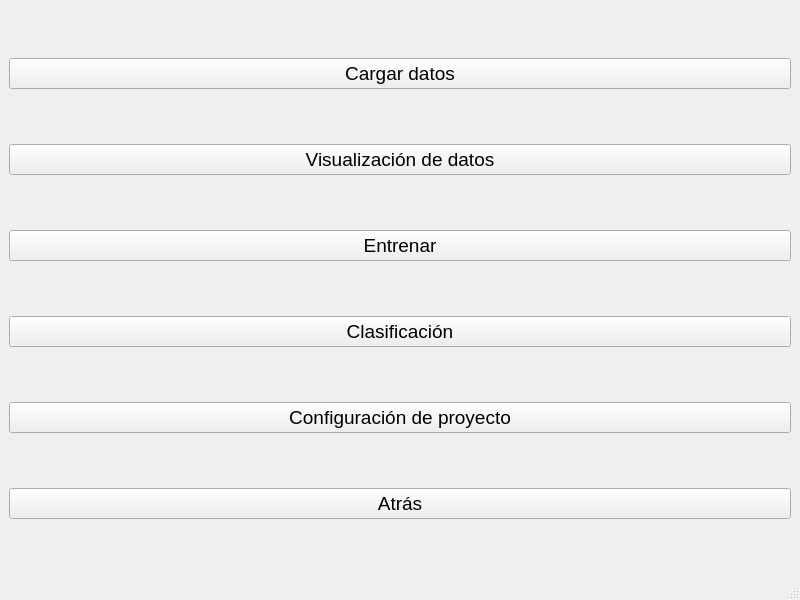
The window that Interfaces/UI/view_menu_seleccion.ui (adrianvillanueva997/computation_lab_2) describes before a commit, drawn with Qt 5.
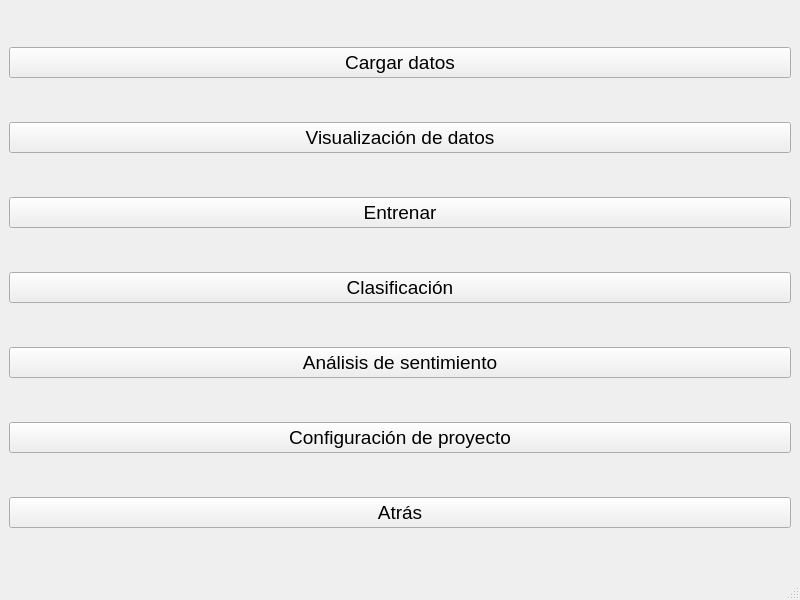
The same window after the commit.

Diff of the .ui file:
```diff
--- a/Interfaces/UI/view_menu_seleccion.ui
+++ b/Interfaces/UI/view_menu_seleccion.ui
@@ -105,6 +105,18 @@
                         </property>
                     </widget>
                 </item>
+    <item row="4" column="0">
+     <widget class="QPushButton" name="pushButton">
+      <property name="font">
+       <font>
+        <pointsize>14</pointsize>
+       </font>
+      </property>
+      <property name="text">
+       <string>Análisis de sentimiento</string>
+      </property>
+     </widget>
+    </item>
             </layout>
         </widget>
         <widget class="QMenuBar" name="menubar">
```
Lines whose indentation alone changed are shown as unchanged.
